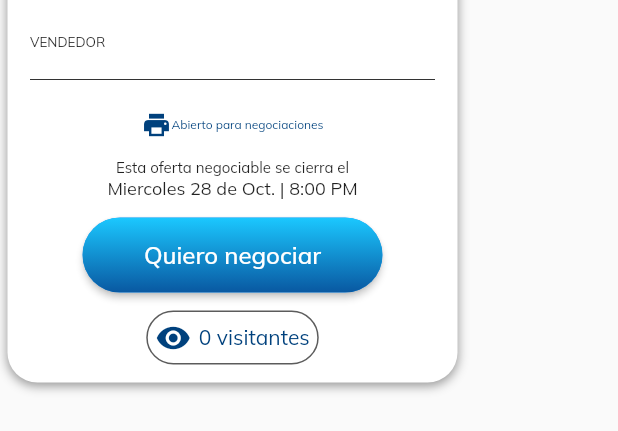
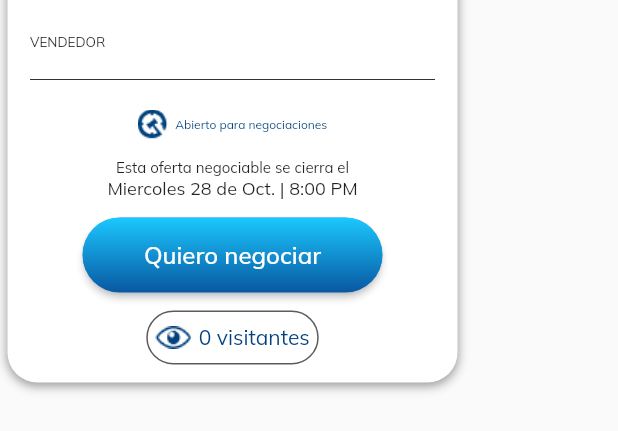
Before and after one commit to rodgav/subastalo, a Flutter app: the Destacado1 widget shown alone on an empty page, opened directly with empty values, on a phone screen of 412 x 824 dp. Shown: the part 300-731 px from the top of the screen. Run offline on Flutter 3.47's test engine with Material 2 defaults, Android fonts, the phone set to English and light mode, and no system bars; our stand-ins replace get.

Commit message:
add icons

```diff
--- a/lib/app/global_widgets/destacado1.dart
+++ b/lib/app/global_widgets/destacado1.dart
@@ -2,6 +2,7 @@ import 'package:flutter/cupertino.dart';
 import 'package:flutter/material.dart';
 import 'package:subastalo/app/data/models/subastas.dart';
 import 'package:subastalo/app/global_widgets/button_widget.dart';
+import 'package:subastalo/app/global_widgets/like.dart';
 import 'package:subastalo/utils/colors_utils.dart';
 
 class Destacado1 extends StatelessWidget {
@@ -42,7 +43,7 @@ class Destacado1 extends StatelessWidget {
                     image: AssetImage(subasta.imagePrimary),
                     fit: BoxFit.cover,
                   )),
-          ),
+              child: const Like(right: 10, top: 10)),
           Container(
             width: 300,
             height: 300,
@@ -79,13 +80,14 @@ class Destacado1 extends StatelessWidget {
                 Row(
                   mainAxisSize: MainAxisSize.min,
                   children: [
-                    Icon(
-                      Icons.print,
+                    ImageIcon(
+                      const AssetImage('assets/icons/negociar.png'),
                       color: subasta.type == 'Vivo'
                           ? ColorsUtils.orange2
                           : ColorsUtils.blue3,
                       size: 20,
                     ),
+                    const SizedBox(width: 5),
                     Text(
                       'Abierto para negociaciones',
                       style: TextStyle(
@@ -125,8 +127,8 @@ class Destacado1 extends StatelessWidget {
                   child: Row(
                     mainAxisSize: MainAxisSize.min,
                     children: [
-                      const Icon(
-                        Icons.remove_red_eye,
+                      const ImageIcon(
+                        AssetImage('assets/icons/ojo.png'),
                         color: ColorsUtils.blue3,
                       ),
                       const SizedBox(
--- /dev/null
+++ b/lib/app/global_widgets/like.dart
@@ -0,0 +1,42 @@
+import 'package:flutter/material.dart';
+import 'package:subastalo/utils/colors_utils.dart';
+
+class Like extends StatelessWidget {
+  final double? top;
+  final double? right;
+  final double? left;
+  final double? bottom;
+
+  const Like({
+    Key? key,
+    this.top,
+    this.right,
+    this.left,
+    this.bottom,
+  }) : super(key: key);
+
+  @override
+  Widget build(BuildContext context) {
+    return Stack(
+      children: [
+        Positioned(
+          top: top,
+          bottom: bottom,
+          right: right,
+          left: left,
+          child: Container(
+            width: 50,
+            height: 50,
+            decoration: const BoxDecoration(
+                color: ColorsUtils.white, shape: BoxShape.circle),
+            child: const ImageIcon(
+              AssetImage('assets/icons/like.png'),
+              size: 21,
+              color: ColorsUtils.orange1,
+            ),
+          ),
+        )
+      ],
+    );
+  }
+}
```
Also changed, not shown: lib/app/global_widgets/card1.dart (+4 -4 lines), lib/app/global_widgets/destacado2.dart (+5 -3 lines), lib/app/global_widgets/oferta_negociable.dart (+5 -12 lines), lib/app/global_widgets/subasta_empresa.dart (+12 -9 lines), lib/app/global_widgets/ultima_subasta.dart (+18 -22 lines), lib/app/modules/subastas/subastas_view.dart (+10 -9 lines), assets/icons/calendario.png (added), assets/icons/compra.png (added), assets/icons/copa.png (added), assets/icons/like.png (added), assets/icons/negociar.png (added), assets/icons/ojo.png (added), assets/icons/personas.png (added), assets/icons/porcentaje.png (added), 1 more files. Lines whose indentation alone changed are shown as unchanged.
